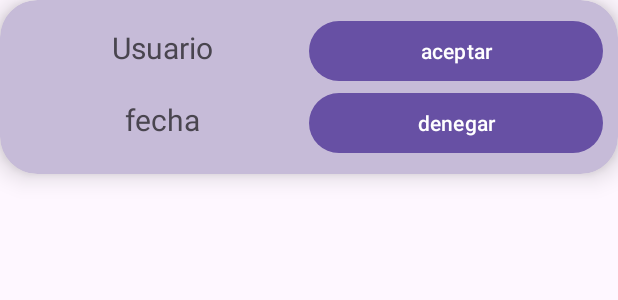
After one commit to alejandromfp/TaskSphere, an Android app: the layout view_solicitud_single.xml on its own in the app's theme, with its tools: preview values and no code run, on a phone screen of 412 x 824 dp. The commit adds this screen. Shown: the top 300 px of the screen. Run offline under Robolectric (Android 15) with nearby library versions, the phone set to English and light mode, and no system bars.

Commit message:
peticion vacaciones y activity para gestionarlas

```diff
--- a/TaskSphere/app/build.gradle.kts
+++ b/TaskSphere/app/build.gradle.kts
@@ -34,6 +34,8 @@ dependencies {
     implementation("androidx.appcompat:appcompat:1.6.1")
     implementation("com.google.android.material:material:1.11.0")
     implementation("androidx.constraintlayout:constraintlayout:2.1.4")
+    implementation("androidx.activity:activity:1.8.0")
+    implementation("androidx.recyclerview:recyclerview:1.3.2")
     testImplementation("junit:junit:4.13.2")
     androidTestImplementation("androidx.test.ext:junit:1.1.5")
     androidTestImplementation("androidx.test.espresso:espresso-core:3.5.1")
@@ -41,4 +43,7 @@ dependencies {
     implementation("com.google.firebase:firebase-analytics")
     implementation("com.google.firebase:firebase-auth")
     implementation("com.google.firebase:firebase-firestore")
+    implementation("com.google.firebase:firebase-firestore:23.0.3")
+    implementation("com.firebaseui:firebase-ui-firestore:8.0.0")
+
 }
--- a/TaskSphere/app/src/main/res/layout/activity_calendar.xml
+++ b/TaskSphere/app/src/main/res/layout/activity_calendar.xml
@@ -120,12 +120,12 @@
         app:layout_constraintTop_toTopOf="parent" />
 
     <Button
-        android:id="@+id/button2"
+        android:id="@+id/botonVacaciones"
         android:layout_width="wrap_content"
         android:layout_height="wrap_content"
         android:layout_marginTop="524dp"
         android:backgroundTint="@color/azulOscuro"
-        android:text="Solicitar Vacaciones"
+        android:text="Solicitar día de vacaciones"
         app:layout_constraintEnd_toEndOf="parent"
         app:layout_constraintHorizontal_bias="0.497"
         app:layout_constraintStart_toStartOf="parent"
--- /dev/null
+++ b/TaskSphere/app/src/main/res/layout/view_solicitud_single.xml
@@ -0,0 +1,69 @@
+<?xml version="1.0" encoding="utf-8"?>
+<androidx.cardview.widget.CardView xmlns:android="http://schemas.android.com/apk/res/android"
+    xmlns:app="http://schemas.android.com/apk/res-auto"
+    android:layout_width="match_parent"
+    android:layout_height="wrap_content"
+    app:cardBackgroundColor="#C6BBD8"
+    app:cardCornerRadius="25dp"
+    app:cardElevation="10dp"
+    app:contentPadding="10dp">
+
+    <LinearLayout
+        android:layout_width="match_parent"
+        android:layout_height="match_parent"
+        android:orientation="horizontal">
+
+        <LinearLayout
+            android:layout_width="match_parent"
+            android:layout_height="match_parent"
+            android:orientation="vertical">
+
+            <LinearLayout
+                android:layout_width="match_parent"
+                android:layout_height="match_parent"
+                android:layout_weight="1"
+                android:orientation="horizontal">
+
+                <TextView
+                    android:id="@+id/user"
+                    android:layout_width="match_parent"
+                    android:layout_height="wrap_content"
+                    android:layout_weight="1"
+                    android:text="Usuario"
+                    android:textAlignment="center"
+                    android:textSize="20sp" />
+
+                <Button
+                    android:id="@+id/aceptar"
+                    android:layout_width="match_parent"
+                    android:layout_height="wrap_content"
+                    android:layout_weight="1"
+                    android:text="aceptar" />
+            </LinearLayout>
+
+            <LinearLayout
+                android:layout_width="match_parent"
+                android:layout_height="match_parent"
+                android:layout_weight="1"
+                android:orientation="horizontal">
+
+                <TextView
+                    android:id="@+id/date"
+                    android:layout_width="match_parent"
+                    android:layout_height="wrap_content"
+                    android:layout_weight="1"
+                    android:text="fecha"
+                    android:textAlignment="center"
+                    android:textSize="20sp" />
+
+                <Button
+                    android:id="@+id/denegar"
+                    android:layout_width="match_parent"
+                    android:layout_height="wrap_content"
+                    android:layout_weight="1"
+                    android:text="denegar" />
+            </LinearLayout>
+
+        </LinearLayout>
+    </LinearLayout>
+</androidx.cardview.widget.CardView>
```
Also changed, not shown: TaskSphere/app/src/main/AndroidManifest.xml (+6 -4 lines), TaskSphere/app/src/main/java/com/example/tasksphere/ApprovalsActivity.java (added, +60 -0 lines), TaskSphere/app/src/main/java/com/example/tasksphere/CalendarActivity.java (+88 -1 lines), TaskSphere/app/src/main/java/com/example/tasksphere/adapter/SolicitudAdapter.java (added, +83 -0 lines), TaskSphere/app/src/main/java/com/example/tasksphere/model/Solicitud.java (added, +39 -0 lines), TaskSphere/app/src/main/res/layout/activity_approvals.xml (added, +16 -0 lines).
